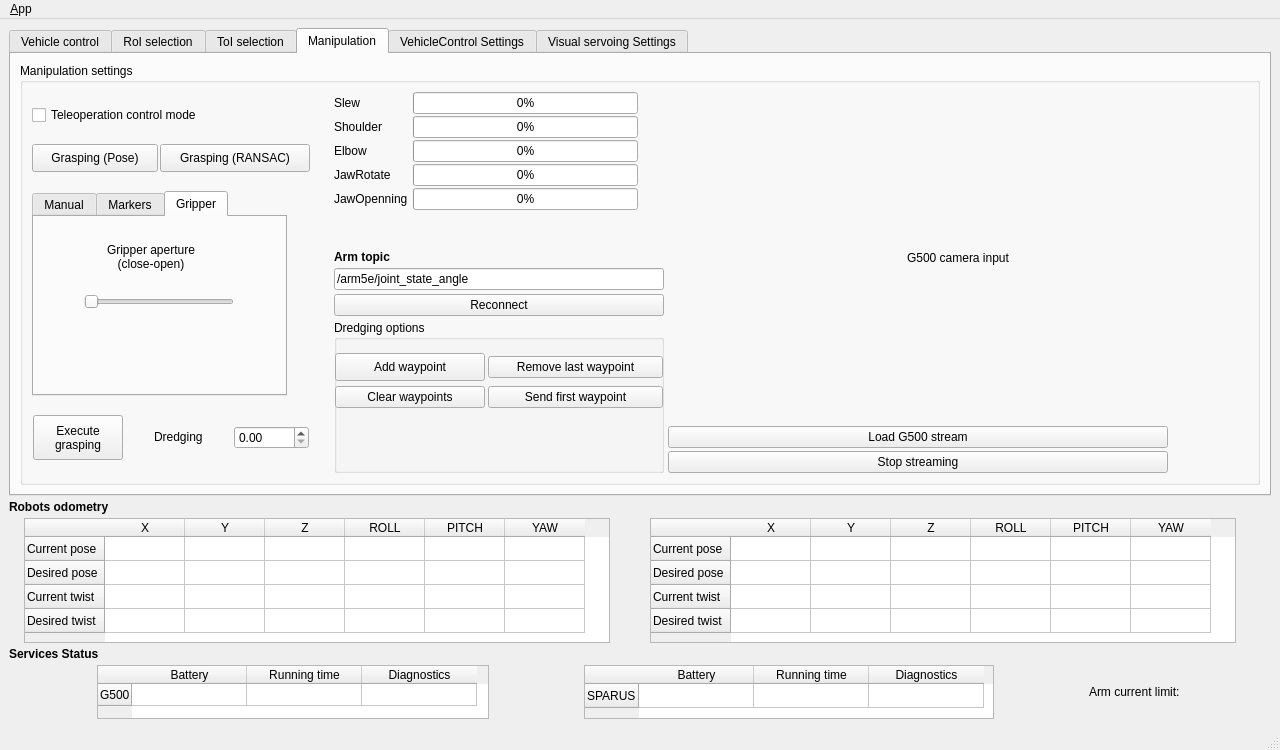
Qt form ui/main_window.ui (jcgarsan/merbots_gui) before a commit.
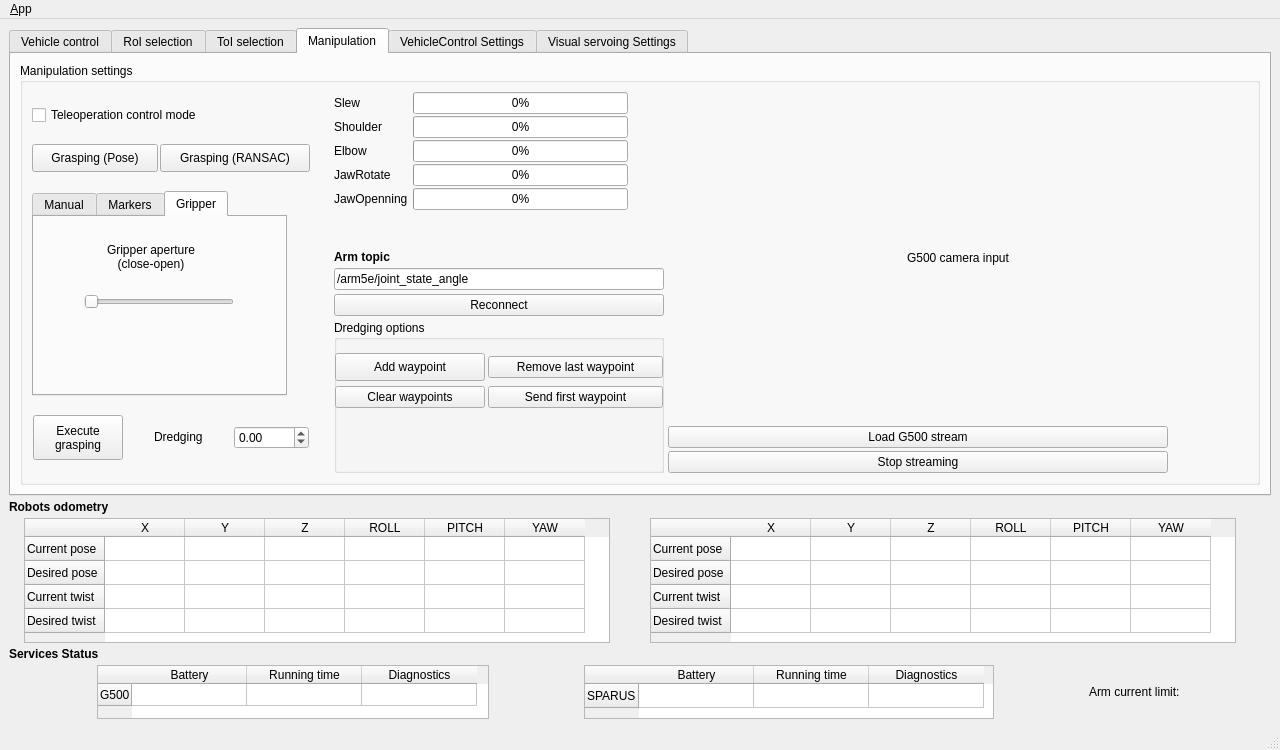
The same form after that commit. The open tabs and pages were chosen to show the change. Icons and pictures are not drawn.

Commit message: Dredging message published continously

What changed in the file:
```diff
--- a/ui/main_window.ui
+++ b/ui/main_window.ui
@@ -1554,6 +1554,12 @@
                        <height>16777215</height>
                       </size>
                      </property>
+                     <property name="minimum">
+                      <double>-1.000000000000000</double>
+                     </property>
+                     <property name="maximum">
+                      <double>1.000000000000000</double>
+                     </property>
                      <property name="singleStep">
                       <double>0.100000000000000</double>
                      </property>
@@ -1621,7 +1627,7 @@
                      </property>
                      <property name="minimumSize">
                       <size>
-                       <width>225</width>
+                       <width>215</width>
                        <height>0</height>
                       </size>
                      </property>
@@ -1668,7 +1674,7 @@
                      </property>
                      <property name="minimumSize">
                       <size>
-                       <width>225</width>
+                       <width>215</width>
                        <height>0</height>
                       </size>
                      </property>
@@ -1687,7 +1693,7 @@
                      </property>
                      <property name="minimumSize">
                       <size>
-                       <width>225</width>
+                       <width>215</width>
                        <height>0</height>
                       </size>
                      </property>
@@ -1706,7 +1712,7 @@
                      </property>
                      <property name="minimumSize">
                       <size>
-                       <width>225</width>
+                       <width>215</width>
                        <height>0</height>
                       </size>
                      </property>
@@ -1725,7 +1731,7 @@
                      </property>
                      <property name="minimumSize">
                       <size>
-                       <width>225</width>
+                       <width>215</width>
                        <height>0</height>
                       </size>
                      </property>
```
Left out of the diff: 2 changed lines with no effect on the pictures. The commit also changes 1 other file.
